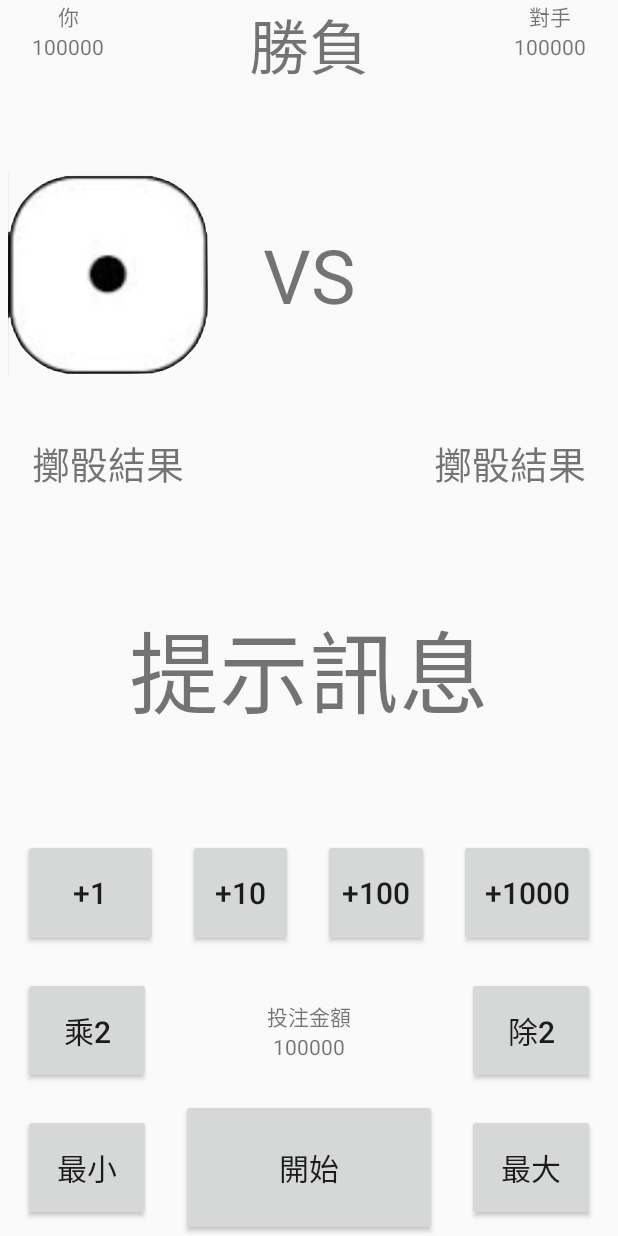
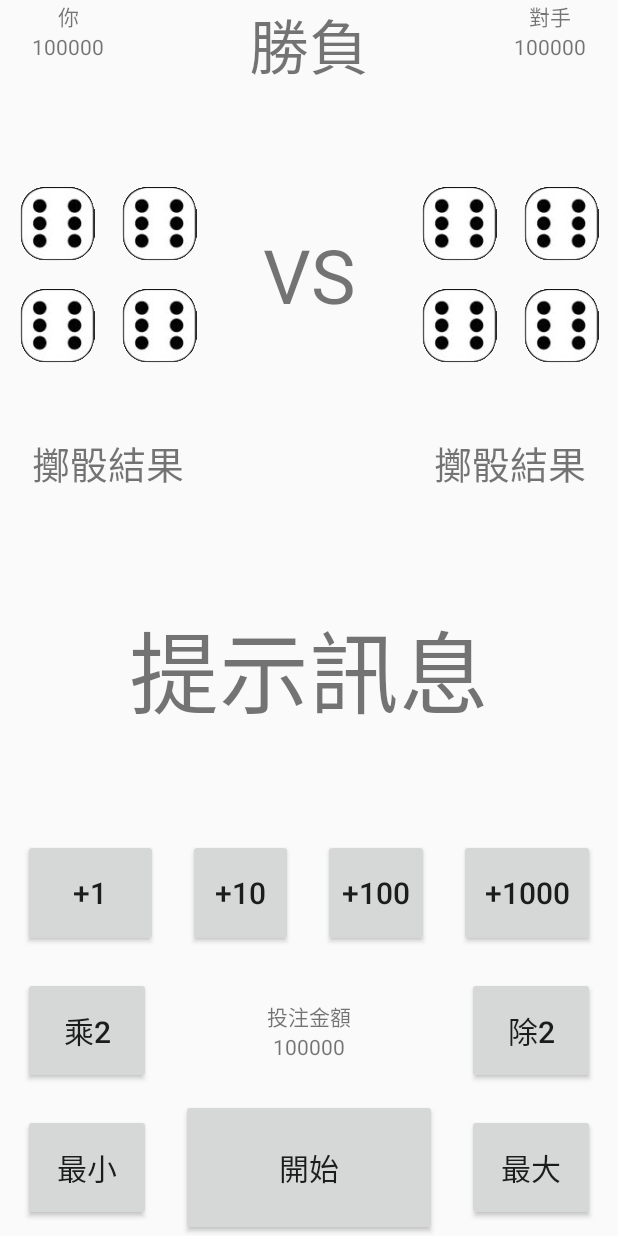
Before and after one commit to StarYuGit/18Disc, an Android app: the screen it shows after launch (MainActivity), on a phone screen of 412 x 824 dp. Run offline under Robolectric (Android 15) with nearby library versions, the phone set to English and light mode, and no system bars.

Commit message:
Version 1.2

```diff
--- a/app/src/main/res/layout/activity_main.xml
+++ b/app/src/main/res/layout/activity_main.xml
@@ -93,42 +93,56 @@
                     android:orientation="vertical">
                     <LinearLayout
                         android:layout_width="match_parent"
-                        android:layout_height="wrap_content"
+                        android:layout_height="match_parent"
                         android:layout_weight="1">
-
                         <LinearLayout
                             android:layout_width="match_parent"
                             android:layout_height="match_parent"
-                            android:layout_weight="1" />
+                            android:gravity="center"
+                            android:layout_weight="1">
                             <ImageView
-                                android:id="@+id/disc1"
-                                android:layout_width="wrap_content"
-                                android:layout_height="wrap_content"
-                                android:scaleType="centerInside"
-                                android:maxHeight="10dip"
-                                android:maxWidth="10dip"
-                                android:src="@drawable/disc1"
-                                android:layout_centerVertical="true"/>
-
+                                android:id="@+id/disc1_1"
+                                android:layout_width="50dp"
+                                android:layout_height="50dp"
+                                android:src="@drawable/disc6"/>
+                        </LinearLayout>
                         <LinearLayout
                             android:layout_width="match_parent"
                             android:layout_height="match_parent"
+                            android:gravity="center"
                             android:layout_weight="1">
+                            <ImageView
+                                android:id="@+id/disc1_2"
+                                android:layout_width="50dp"
+                                android:layout_height="50dp"
+                                android:src="@drawable/disc6"/>
                         </LinearLayout>
                     </LinearLayout>
                     <LinearLayout
                         android:layout_width="match_parent"
-                        android:layout_height="wrap_content"
+                        android:layout_height="match_parent"
                         android:layout_weight="1">
                         <LinearLayout
                             android:layout_width="match_parent"
                             android:layout_height="match_parent"
+                            android:gravity="center"
                             android:layout_weight="1">
+                            <ImageView
+                                android:id="@+id/disc1_3"
+                                android:layout_width="50dp"
+                                android:layout_height="50dp"
+                                android:src="@drawable/disc6"/>
                         </LinearLayout>
                         <LinearLayout
                             android:layout_width="match_parent"
                             android:layout_height="match_parent"
+                            android:gravity="center"
                             android:layout_weight="1">
+                            <ImageView
+                                android:id="@+id/disc1_4"
+                                android:layout_width="50dp"
+                                android:layout_height="50dp"
+                                android:src="@drawable/disc6"/>
                         </LinearLayout>
                     </LinearLayout>
                 </LinearLayout>
@@ -152,7 +166,67 @@
                 android:layout_width="match_parent"
                 android:layout_height="match_parent"
                 android:orientation="horizontal"
+                android:gravity="center"
                 android:layout_weight="1">
+                <LinearLayout
+                    android:layout_width="135dp"
+                    android:layout_height="135dp"
+                    android:orientation="vertical">
+                    <LinearLayout
+                        android:layout_width="match_parent"
+                        android:layout_height="match_parent"
+                        android:layout_weight="1">
+                        <LinearLayout
+                            android:layout_width="match_parent"
+                            android:layout_height="match_parent"
+                            android:gravity="center"
+                            android:layout_weight="1">
+                            <ImageView
+                                android:id="@+id/disc2_1"
+                                android:layout_width="50dp"
+                                android:layout_height="50dp"
+                                android:src="@drawable/disc6"/>
+                        </LinearLayout>
+                        <LinearLayout
+                            android:layout_width="match_parent"
+                            android:layout_height="match_parent"
+                            android:gravity="center"
+                            android:layout_weight="1">
+                            <ImageView
+                                android:id="@+id/disc2_2"
+                                android:layout_width="50dp"
+                                android:layout_height="50dp"
+                                android:src="@drawable/disc6"/>
+                        </LinearLayout>
+                    </LinearLayout>
+                    <LinearLayout
+                        android:layout_width="match_parent"
+                        android:layout_height="match_parent"
+                        android:layout_weight="1">
+                        <LinearLayout
+                            android:layout_width="match_parent"
+                            android:layout_height="match_parent"
+                            android:gravity="center"
+                            android:layout_weight="1">
+                            <ImageView
+                                android:id="@+id/disc2_3"
+                                android:layout_width="50dp"
+                                android:layout_height="50dp"
+                                android:src="@drawable/disc6"/>
+                        </LinearLayout>
+                        <LinearLayout
+                            android:layout_width="match_parent"
+                            android:layout_height="match_parent"
+                            android:gravity="center"
+                            android:layout_weight="1">
+                            <ImageView
+                                android:id="@+id/disc2_4"
+                                android:layout_width="50dp"
+                                android:layout_height="50dp"
+                                android:src="@drawable/disc6"/>
+                        </LinearLayout>
+                    </LinearLayout>
+                </LinearLayout>
             </LinearLayout>
         </LinearLayout>
     </LinearLayout>
--- a/build.gradle
+++ b/build.gradle
@@ -8,7 +8,7 @@ buildscript {
 
     }
     dependencies {
-        classpath 'com.android.tools.build:gradle:3.6.2'
+        classpath 'com.android.tools.build:gradle:3.6.3'
 
 
         // NOTE: Do not place your application dependencies here; they belong
```
Also changed, not shown: app/src/main/res/drawable/disc6.png.
